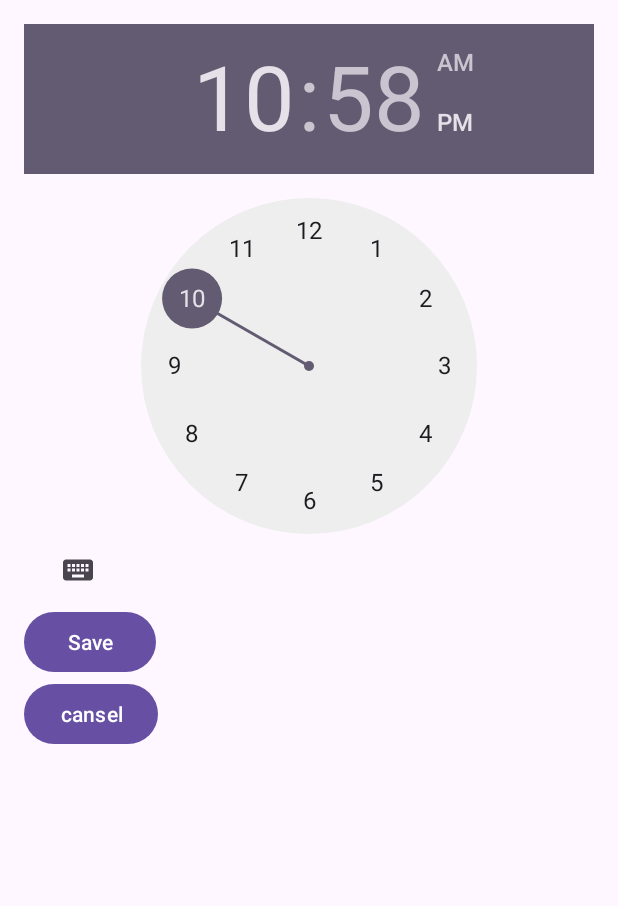
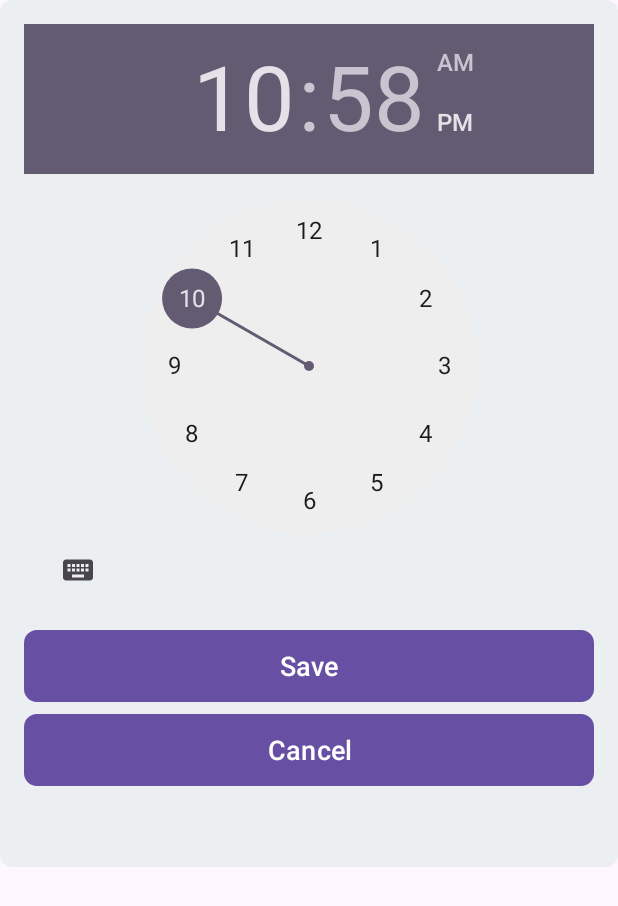
Before and after one commit to Jamel-miraoui/Alarm-App, an Android app: the MainActivity2 screen opened directly, with no data from a screen before it, on a phone screen of 412 x 824 dp. Shown: the top 906 px of the screen. Run offline under Robolectric (Android 15) with nearby library versions, the phone set to English and light mode, and no system bars; 2 statements that could not run were skipped.

Commit message:
this is all the styling that is needed for the app all done looks beauty

```diff
--- /dev/null
+++ b/app/src/main/res/drawable/rounded_background.xml
@@ -0,0 +1,5 @@
+<!-- rounded_background.xml -->
+<shape xmlns:android="http://schemas.android.com/apk/res/android">
+    <corners android:radius="8dp" />
+    <solid android:color="#ECEFF1" /> <!-- Use your preferred background color -->
+</shape>
--- /dev/null
+++ b/app/src/main/res/drawable/rounded_button.xml
@@ -0,0 +1,6 @@
+<!-- rounded_button.xml -->
+<shape xmlns:android="http://schemas.android.com/apk/res/android">
+    <corners android:radius="8dp" />
+    <solid android:color="#1E88E5" /> <!-- Use your preferred button color -->
+    <stroke android:color="#1E88E5" android:width="1dp" /> <!-- Optional: Add a border around the button -->
+</shape>
--- a/app/src/main/res/layout/alrmedit.xml
+++ b/app/src/main/res/layout/alrmedit.xml
@@ -4,28 +4,41 @@
     android:layout_width="match_parent"
     android:layout_height="wrap_content"
     android:orientation="vertical"
-    android:padding="16dp">
+    android:padding="16dp"
+    android:background="@drawable/rounded_background">
+
     <TimePicker
         android:id="@+id/timePicker"
         android:layout_width="match_parent"
-        android:layout_height="wrap_content"/>
+        android:layout_height="wrap_content"
+        android:textColor="#1E88E5" />
 
     <Button
         android:id="@+id/saveButton"
-        android:layout_width="wrap_content"
+        android:layout_width="match_parent"
         android:layout_height="wrap_content"
-        android:text="Save"/>
+        android:text="Save"
+        android:textSize="18sp"
+        android:textColor="#FFFFFF"
+        android:background="@drawable/rounded_button"
+        android:layout_marginTop="16dp"/>
 
     <Button
-        android:id="@+id/canselButton"
-        android:layout_width="wrap_content"
+        android:id="@+id/cancelButton"
+        android:layout_width="match_parent"
         android:layout_height="wrap_content"
-        android:text="cansel"></Button>
+        android:text="Cancel"
+        android:textSize="18sp"
+        android:textColor="#FFFFFF"
+        android:background="@drawable/rounded_button"
+        android:layout_marginTop="8dp"/>
 
     <TextView
         android:id="@+id/text"
         android:text=""
         android:layout_width="wrap_content"
         android:layout_height="wrap_content"
-        ></TextView>
+        android:textSize="16sp"
+        android:textColor="#546E7A"
+        android:layout_marginTop="16dp"/>
 </LinearLayout>
--- a/app/src/main/res/values/colors.xml
+++ b/app/src/main/res/values/colors.xml
@@ -2,4 +2,6 @@
 <resources>
     <color name="black">#FF000000</color>
     <color name="white">#FFFFFFFF</color>
+    <color name="dividerColor">#BDBDBD</color>
+    <color name="lightGray">#F5F5F5</color>
 </resources>
```
Also changed, not shown: app/src/main/res/layout/alarm_item_layout.xml (+16 -10 lines), app/src/main/res/layout/alarmlist.xml (+13 -14 lines).
